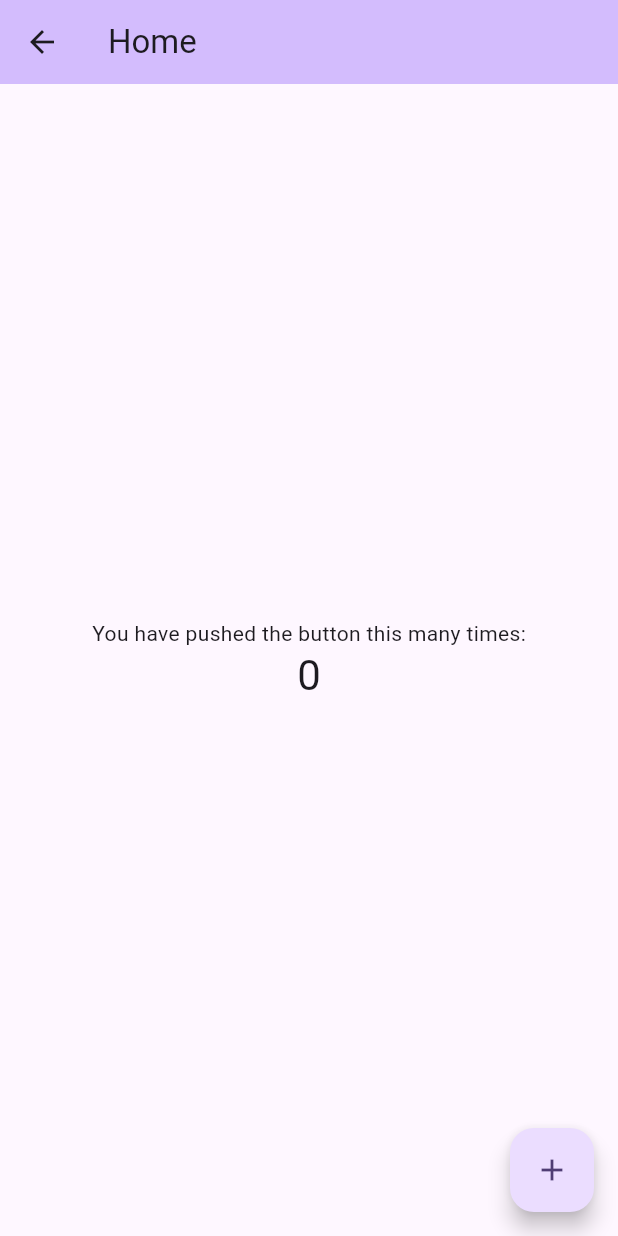
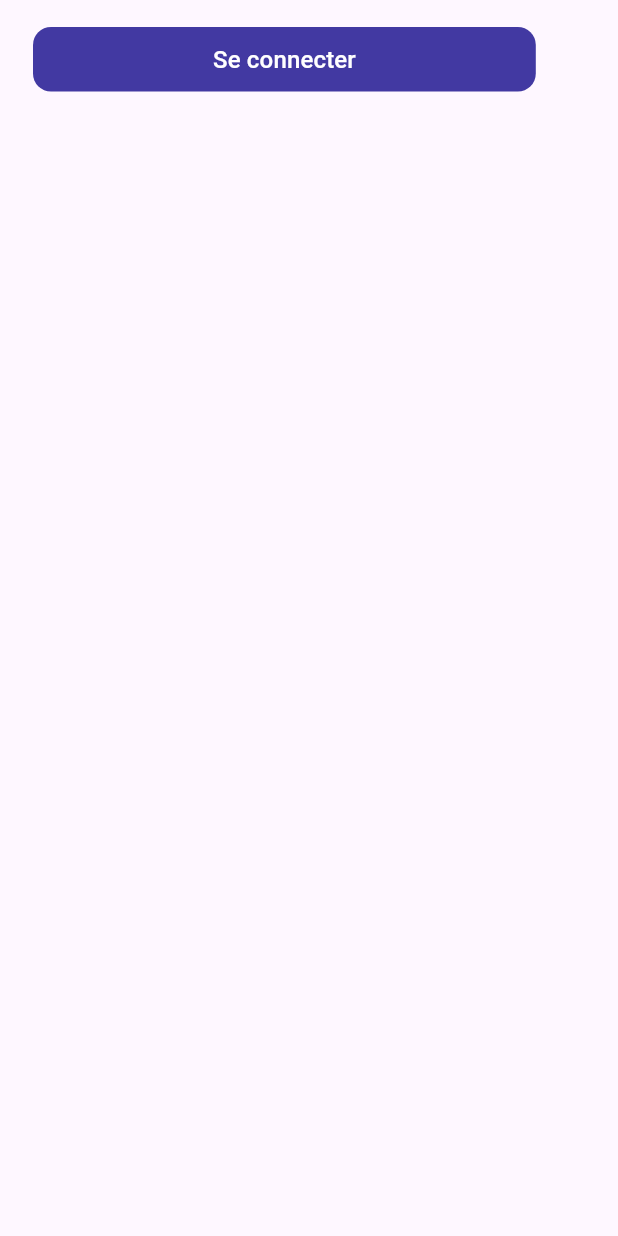
Before and after one commit to xraiizen/praticare, a Flutter app: the screen it shows after launch, on a phone screen of 412 x 824 dp. Run offline on Flutter 3.47's test engine with Material 2 defaults, Android fonts, the phone set to English and light mode, and no system bars; our stand-ins replace go_router.

Commit message:
création du bouton connexion et ajout des couleurs

```diff
--- /dev/null
+++ b/frontend/praticare/lib/components/BtnValidator.dart
@@ -0,0 +1,45 @@
+// ignore_for_file: must_be_immutable, file_names
+
+import 'package:flutter/material.dart';
+import 'package:praticare/theme/theme.dart' as theme;
+
+class BtnValidator extends StatelessWidget {
+  late String text;
+  late void Function()? onPressed;
+  BtnValidator({
+    super.key,
+    required this.text,
+    this.onPressed,
+  });
+
+  @override
+  Widget build(BuildContext context) {
+    return Padding(
+      padding: const EdgeInsets.symmetric(horizontal: 10, vertical: 10),
+      child: TextButton(
+        onPressed: () {
+          onPressed;
+        },
+        style: ButtonStyle(overlayColor:
+            MaterialStateProperty.resolveWith<Color>(
+                (Set<MaterialState> states) {
+          return const Color.fromARGB(0, 0, 0, 0);
+        })),
+        child: Container(
+          decoration: BoxDecoration(
+            borderRadius: BorderRadius.circular(12),
+            color: theme.primary400,
+          ),
+          padding: const EdgeInsets.symmetric(vertical: 10, horizontal: 120),
+          child: Text(
+            text,
+            style: const TextStyle(
+              color: Colors.white,
+              fontSize: 16.0,
+            ),
+          ),
+        ),
+      ),
+    );
+  }
+}
--- a/frontend/praticare/lib/main.dart
+++ b/frontend/praticare/lib/main.dart
@@ -1,7 +1,9 @@
 import 'package:flutter/material.dart';
 import 'package:go_router/go_router.dart';
 import 'package:praticare/pages/ErrorScreen.dart';
+import 'package:praticare/pages/HomeScreen.dart';
 import 'package:praticare/pages/SpashScreen.dart';
+import 'package:praticare/pages/SubmitScreen.dart';
 
 void main() {
   runApp(const MyApp());
@@ -41,7 +43,7 @@ final GoRouter _router = GoRouter(
               name: 'Home',
               pageBuilder: (context, state) => CustomTransitionPage<void>(
                 key: state.pageKey,
-                child: const MyHomePage(
+                child: const HomeScreen(
                   title: 'Home',
                 ),
                 transitionsBuilder:
@@ -49,52 +51,16 @@ final GoRouter _router = GoRouter(
                         FadeTransition(opacity: animation, child: child),
               ),
             ),
+            GoRoute(
+              path: 'Submit',
+              name: 'Submit',
+              pageBuilder: (context, state) => CustomTransitionPage<void>(
+                key: state.pageKey,
+                child: const SubmitScreen(),
+                transitionsBuilder:
+                    (context, animation, secondaryAnimation, child) =>
+                        FadeTransition(opacity: animation, child: child),
+              ),
+            ),
           ])
     ]);
-
-class MyHomePage extends StatefulWidget {
-  const MyHomePage({super.key, required this.title});
-  final String title;
-
-  @override
-  State<MyHomePage> createState() => _MyHomePageState();
-}
-
-class _MyHomePageState extends State<MyHomePage> {
-  int _counter = 0;
-
-  void _incrementCounter() {
-    setState(() {
-      _counter++;
-    });
-  }
-
-  @override
-  Widget build(BuildContext context) {
-    return Scaffold(
-      appBar: AppBar(
-        backgroundColor: Theme.of(context).colorScheme.inversePrimary,
-        title: Text(widget.title),
-      ),
-      body: Center(
-        child: Column(
-          mainAxisAlignment: MainAxisAlignment.center,
-          children: <Widget>[
-            const Text(
-              'You have pushed the button this many times:',
-            ),
-            Text(
-              '$_counter',
-              style: Theme.of(context).textTheme.headlineMedium,
-            ),
-          ],
-        ),
-      ),
-      floatingActionButton: FloatingActionButton(
-        onPressed: _incrementCounter,
-        tooltip: 'Increment',
-        child: const Icon(Icons.add),
-      ),
-    );
-  }
-}
--- /dev/null
+++ b/frontend/praticare/lib/pages/SubmitScreen.dart
@@ -0,0 +1,25 @@
+// ignore_for_file: file_names
+
+import 'package:flutter/material.dart';
+import 'package:praticare/components/BtnValidator.dart';
+
+class SubmitScreen extends StatefulWidget {
+  const SubmitScreen({Key? key}) : super(key: key);
+
+  @override
+  State<SubmitScreen> createState() {
+    return _SubmitScreenState();
+  }
+}
+
+class _SubmitScreenState extends State<SubmitScreen> {
+  @override
+  Widget build(BuildContext context) {
+    // Build a Form widget using the _formKey created above.
+    return Scaffold(
+      body: BtnValidator(
+        text: "Se connecter",
+      ),
+    );
+  }
+}
--- a/frontend/praticare/pubspec.yaml
+++ b/frontend/praticare/pubspec.yaml
@@ -36,6 +36,7 @@ dependencies:
   # Use with the CupertinoIcons class for iOS style icons.
   cupertino_icons: ^1.0.2
   go_router: ^6.0.0
+
 
 dev_dependencies:
   flutter_test:
```
Also changed, not shown: frontend/praticare/lib/pages/HomeScreen.dart (added, +50 -0 lines), frontend/praticare/lib/pages/SpashScreen.dart (+9 -11 lines), frontend/praticare/lib/theme/theme.dart (added, +40 -0 lines), frontend/praticare/assets/icons/Logo.png (added), frontend/praticare/pubspec.lock, 1 other file.
